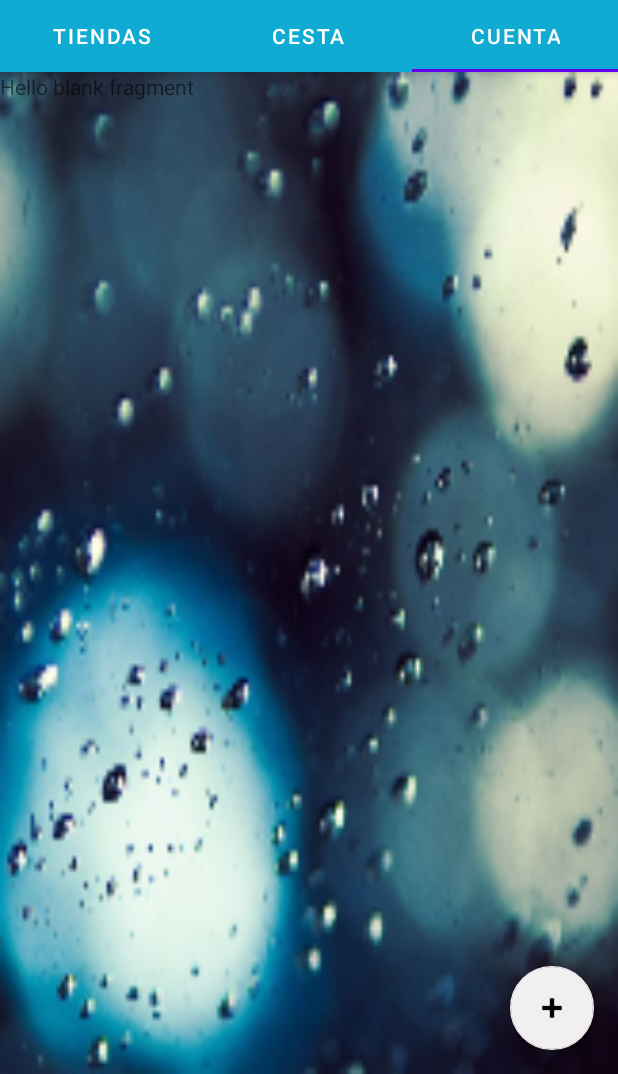
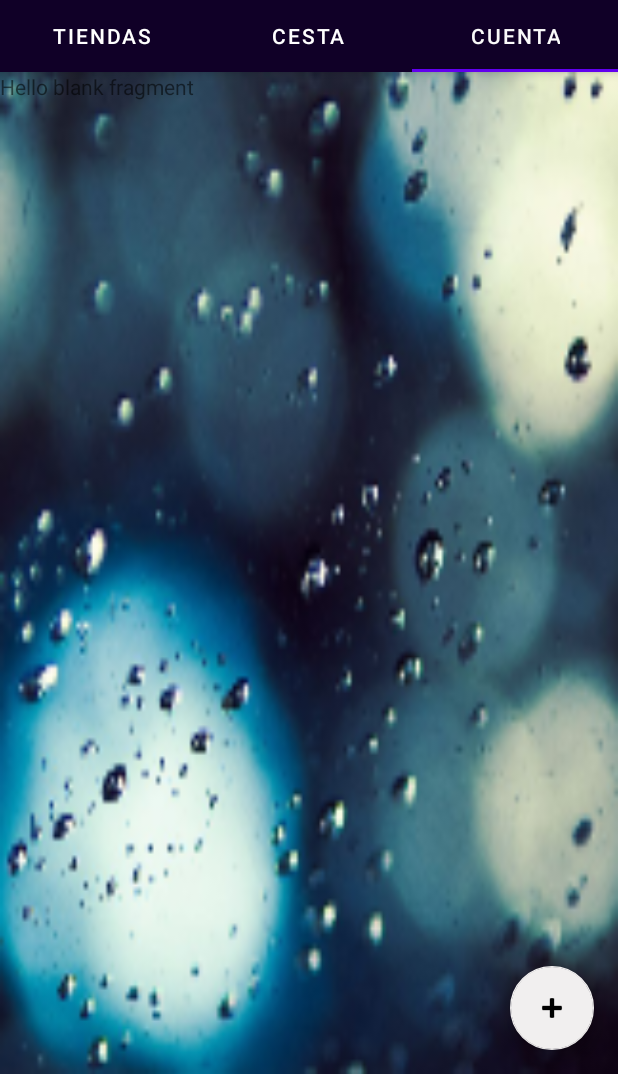
Before and after one commit to Sirsergiomr/Gestion_Mencartil, an Android app: the screen it shows after launch (MainActivity), tab 3 chosen, on a phone screen of 412 x 824 dp, the part 162-1236 px from its top. Run offline under Robolectric (Android 15) with nearby library versions, the phone set to English and light mode, and no system bars.

```diff
--- a/app/src/main/res/layout/activity_main.xml
+++ b/app/src/main/res/layout/activity_main.xml
@@ -28,7 +28,7 @@
             android:id="@+id/tabs"
             android:layout_width="match_parent"
             android:layout_height="wrap_content"
-            android:background="#D500CDCD"
+            android:background="#D5000000"
             app:tabSelectedTextColor="#FAFAFA"
             app:tabTextColor="#FFFFFF" />
     </com.google.android.material.appbar.AppBarLayout>
--- a/app/src/main/res/layout/fragment_tienda.xml
+++ b/app/src/main/res/layout/fragment_tienda.xml
@@ -3,7 +3,7 @@
     xmlns:tools="http://schemas.android.com/tools"
     android:layout_width="match_parent"
     android:layout_height="match_parent"
-    tools:context=".fragment_tienda">
+    tools:context=".Fragmens.Fragment_tienda">
 
     <!-- TODO: Update blank fragment layout -->
     <TextView
```
Also changed, not shown: app/src/main/java/com/example/gestion_mencartil/Fragmens/Fragment_tienda.java (renamed from app/src/main/java/com/example/gestion_mencartil/fragment_tienda.java, +7 -5 lines), app/src/main/ic_launcher_textura_fondo-playstore.png (added), 1 other file.
